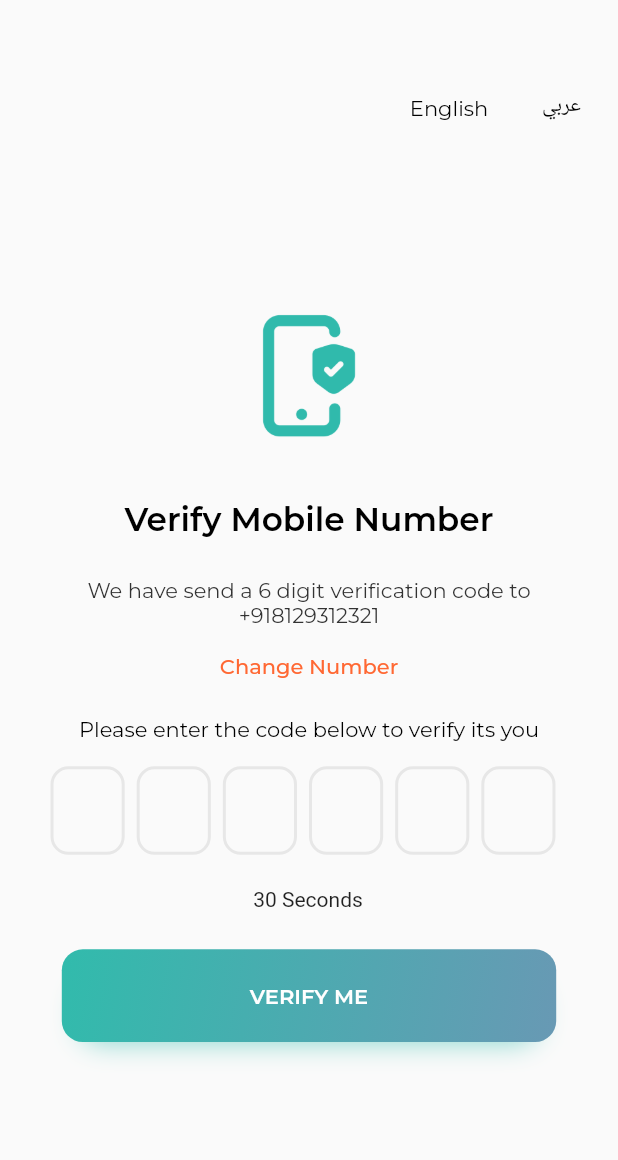
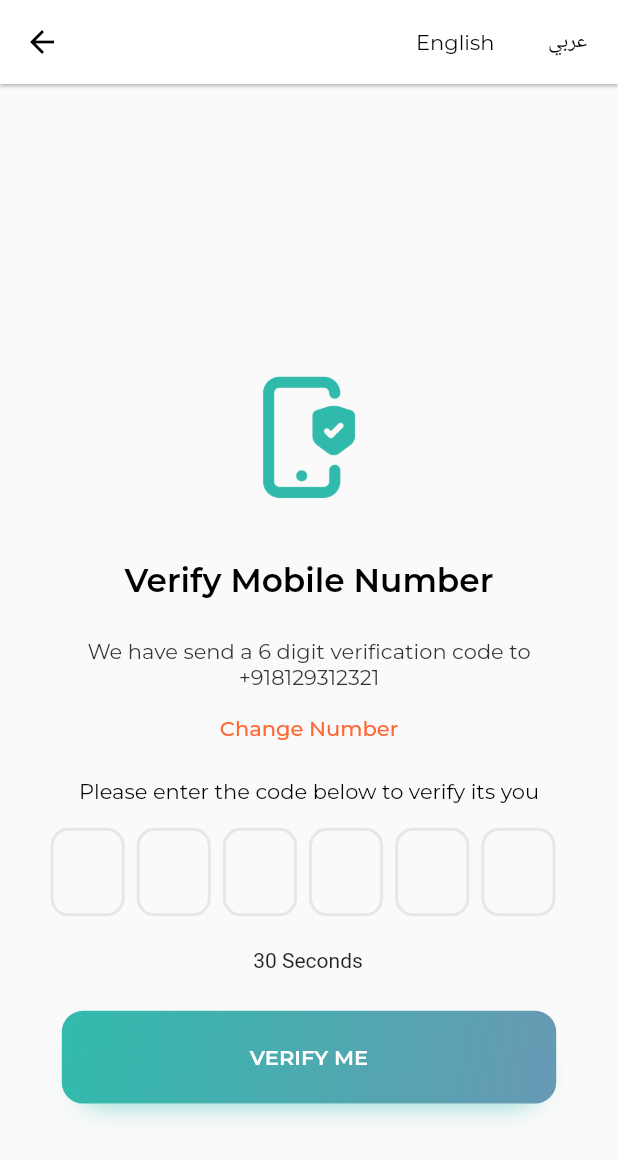
Before and after one commit to akhilraj-personal/autoversa_customer_v2, a Flutter app: the LoginOTPVerification screen opened by its route, on a phone screen of 412 x 824 dp. Shown: the top 1160 px of the screen. Run offline on Flutter 3.47's test engine with Material 2 defaults, Android fonts, the phone set to English and light mode, and no system bars; drawn by our look-alikes of flutter_otp_text_field; our stand-ins replace shared_preferences; missing offline and left inert: custom_clippers; accounts and stored records are empty.

Commit message:
otp page

```diff
--- a/lib/screens/auth_screens/verification_by_otp_page.dart
+++ b/lib/screens/auth_screens/verification_by_otp_page.dart
@@ -27,27 +27,19 @@ class LoginOTPVerificationState extends State<LoginOTPVerification> {
           systemNavigationBarColor: Colors.white,
         ),
         child: Scaffold(
-          body: SingleChildScrollView(
-              child: Center(
-                  child: Container(
-                      height: height - 50,
-                      width: width,
-                      margin: const EdgeInsets.only(top: 50),
-                      child: Column(
-                          crossAxisAlignment: CrossAxisAlignment.center,
+          appBar: AppBar(
+            elevation: 1,
+            backgroundColor: whiteColor,
+            iconTheme: IconThemeData(color: blackColor),
+            systemOverlayStyle: SystemUiOverlayStyle(
+              statusBarIconBrightness: Brightness.dark,
+            ),
+            actions: [
+              Center(
+                child: Row(
                   children: [
                     Container(
-                                height: 30,
-                                width: width,
-                                margin: EdgeInsets.only(
-                                    left: width * 0.06, right: width * 0.06),
-                                child: Row(
-                                  crossAxisAlignment: CrossAxisAlignment.end,
-                                  mainAxisAlignment: MainAxisAlignment.end,
-                                  children: [
-                                    Container(
-                                      width: MediaQuery.of(context).size.width *
-                                          0.20,
+                      width: MediaQuery.of(context).size.width * 0.20,
                       child: GestureDetector(
                         onTap: () async {
                           context
@@ -58,14 +50,15 @@ class LoginOTPVerificationState extends State<LoginOTPVerification> {
                         child: Text(
                           'English',
                           textAlign: TextAlign.end,
-                                          style: montserratRegular.copyWith(
-                                              color: Colors.black),
+                          style:
+                              montserratRegular.copyWith(color: Colors.black),
                         ),
                       ),
                     ),
                     Container(
-                                      width: MediaQuery.of(context).size.width *
-                                          0.15,
+                      width: MediaQuery.of(context).size.width * 0.20,
+                      padding: EdgeInsets.only(
+                          right: width * 0.05, left: width * 0.05),
                       child: GestureDetector(
                         onTap: () async {
                           context
@@ -76,16 +69,75 @@ class LoginOTPVerificationState extends State<LoginOTPVerification> {
                         child: Text(
                           'عربي',
                           textAlign: TextAlign.end,
-                                          style: montserratRegular.copyWith(
-                                              color: Colors.black),
+                          style:
+                              montserratRegular.copyWith(color: Colors.black),
                         ),
                       ),
                     ),
                   ],
-                                )),
+                ),
+              )
+            ],
+          ),
+          body: SingleChildScrollView(
+              child: Center(
+                  child: Container(
+                      height: height - 50,
+                      width: width,
+                      margin: const EdgeInsets.only(top: 50),
+                      child: Column(
+                          crossAxisAlignment: CrossAxisAlignment.center,
+                          children: [
+                            // Container(
+                            //     height: 30,
+                            //     width: width,
+                            //     margin: EdgeInsets.only(
+                            //         left: width * 0.06, right: width * 0.06),
+                            //     child: Row(
+                            //       crossAxisAlignment: CrossAxisAlignment.end,
+                            //       mainAxisAlignment: MainAxisAlignment.end,
+                            //       children: [
+                            //         Container(
+                            //           width: MediaQuery.of(context).size.width *
+                            //               0.20,
+                            //           child: GestureDetector(
+                            //             onTap: () async {
+                            //               context
+                            //                   .read<LanguageChangeProvider>()
+                            //                   .changeLocale("en");
+                            //               setState(() {});
+                            //             },
+                            //             child: Text(
+                            //               'English',
+                            //               textAlign: TextAlign.end,
+                            //               style: montserratRegular.copyWith(
+                            //                   color: Colors.black),
+                            //             ),
+                            //           ),
+                            //         ),
+                            //         Container(
+                            //           width: MediaQuery.of(context).size.width *
+                            //               0.15,
+                            //           child: GestureDetector(
+                            //             onTap: () async {
+                            //               context
+                            //                   .read<LanguageChangeProvider>()
+                            //                   .changeLocale("ar");
+                            //               setState(() {});
+                            //             },
+                            //             child: Text(
+                            //               'عربي',
+                            //               textAlign: TextAlign.end,
+                            //               style: montserratRegular.copyWith(
+                            //                   color: Colors.black),
+                            //             ),
+                            //           ),
+                            //         ),
+                            //       ],
+                            //     )),
                             Container(
                                 padding: EdgeInsets.all(width * 0.08),
-                                height: height - 80,
+                                height: height - 50,
                                 child: Column(
                                   mainAxisAlignment: MainAxisAlignment.center,
                                   crossAxisAlignment: CrossAxisAlignment.center,
```
Lines whose indentation alone changed are shown as unchanged.
